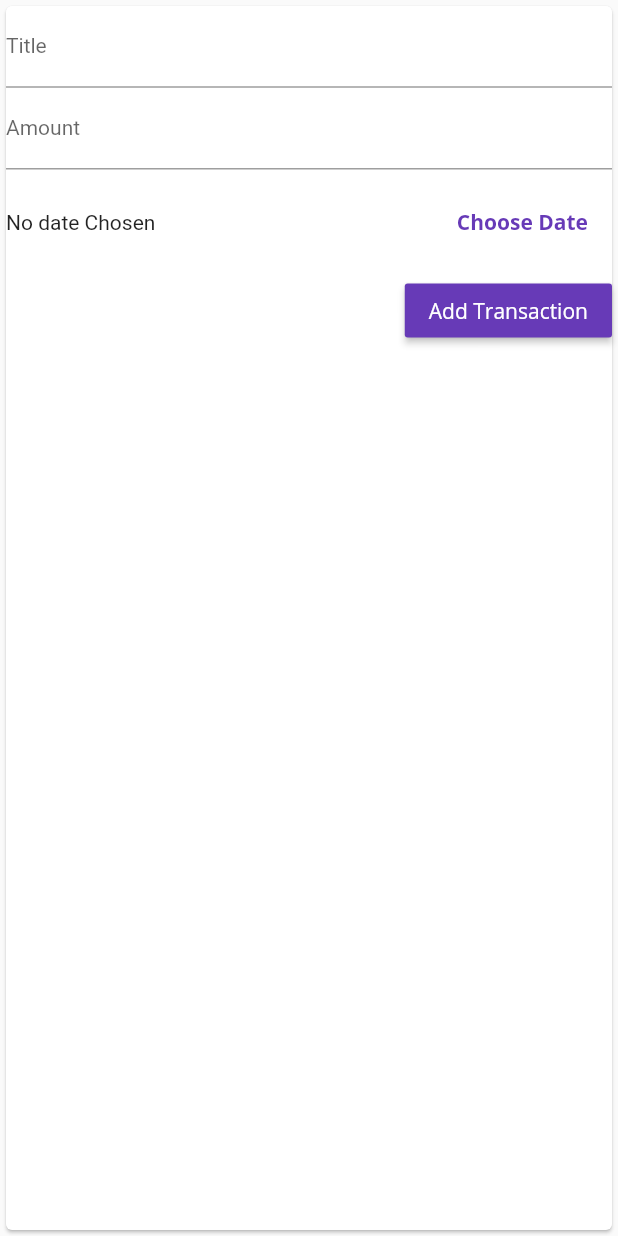
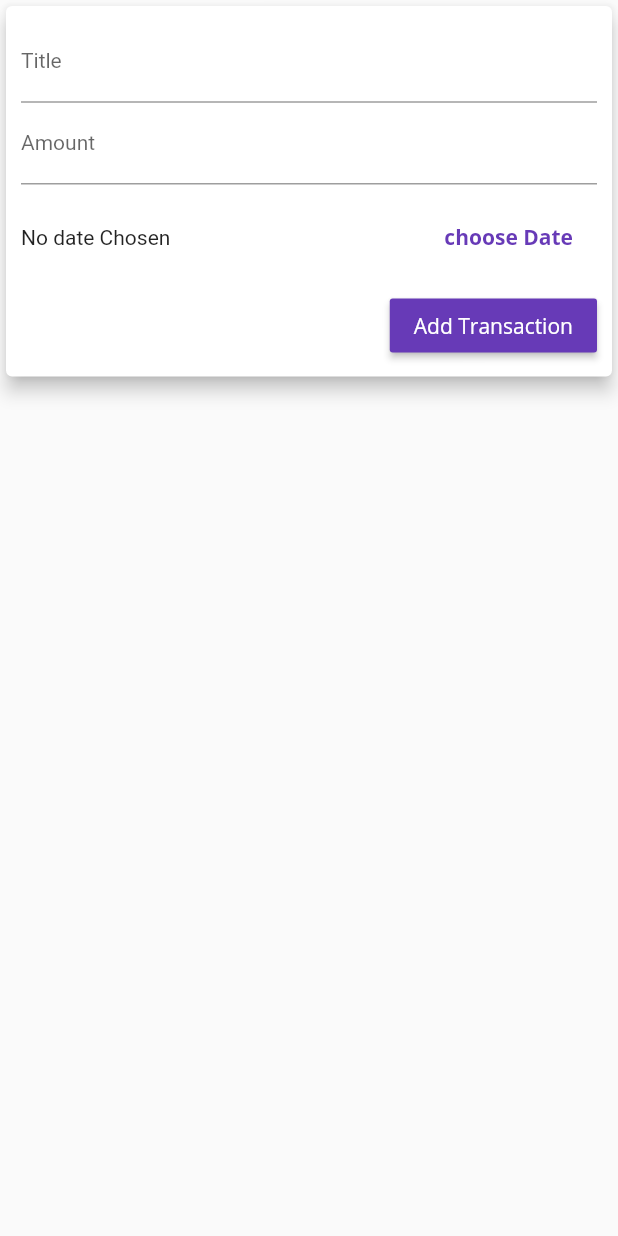
Before and after one commit to Adona12/Expense_Planner, a Flutter app: the NewTransaction widget shown alone on an empty page, opened directly with empty values, on a phone screen of 412 x 824 dp. Run offline on Flutter 3.47's test engine with Material 2 defaults, Android fonts, the phone set to English and light mode, and no system bars.

Commit message:
made the app responsive and adaptive to differeent operating system

```diff
--- /dev/null
+++ b/lib/widgets/adaptive_flat_button.dart
@@ -0,0 +1,29 @@
+
+import "dart:io";
+import 'package:flutter/cupertino.dart';
+import 'package:flutter/material.dart';
+
+class AdaptiveFlatButton extends StatelessWidget {
+  final String text;
+  final Function handler;
+  AdaptiveFlatButton(this.text,this.handler);
+  @override
+  Widget build(BuildContext context) {
+    return Platform.isIOS
+        ? CupertinoButton(
+      child: Text(
+       text,
+        style: TextStyle(fontWeight: FontWeight.bold),
+      ),
+      onPressed: handler,
+    )
+        : FlatButton(
+      child: Text(
+        text,
+        style: TextStyle(fontWeight: FontWeight.bold),
+      ),
+      onPressed: handler,
+      textColor: Theme.of(context).primaryColor,
+    );
+  }
+}
--- a/lib/widgets/new_transactions.dart
+++ b/lib/widgets/new_transactions.dart
@@ -1,3 +1,5 @@
+import "dart:io";
+import 'package:expense_planner/widgets/adaptive_flat_button.dart';
 import 'package:flutter/cupertino.dart';
 import 'package:flutter/material.dart';
 
@@ -14,30 +16,39 @@ class _NewTransactionState extends State<NewTransaction> {
   final _amountController = TextEditingController();
   DateTime _selectedDate;
   void _submitData() {
-    if(_amountController.text.isEmpty){
+    if (_amountController.text.isEmpty) {
       return;
     }
     final enteredTitle = _titleController.text;
     final enteredAmount = double.parse(_amountController.text);
-    if (enteredTitle == "" || enteredAmount <= 0 || _selectedDate==null) {
+    if (enteredTitle == "" || enteredAmount <= 0 || _selectedDate == null) {
       return;
     }
-    widget.addTransaction(enteredTitle, enteredAmount,_selectedDate);
+    widget.addTransaction(enteredTitle, enteredAmount, _selectedDate);
     Navigator.of(context).pop();
   }
-  void _presentDatePicker(){
-   showDatePicker(context: context, initialDate: DateTime.now(), firstDate: DateTime(2020), lastDate: DateTime.now()).then((userSelected){
+
+  void _presentDatePicker() {
+    showDatePicker(
+            context: context,
+            initialDate: DateTime.now(),
+            firstDate: DateTime(2020),
+            lastDate: DateTime.now())
+        .then((userSelected) {
       setState(() {
-       _selectedDate=userSelected;
+        _selectedDate = userSelected;
       });
-
     });
-
   }
 
   @override
   Widget build(BuildContext context) {
-    return Card(
+    return SingleChildScrollView(
+      child: Card(
+        elevation: 5,
+        child: Container(
+          margin: EdgeInsets.fromLTRB(
+              10, 10, 10, MediaQuery.of(context).viewInsets.bottom + 10),
           child: Column(
             crossAxisAlignment: CrossAxisAlignment.end,
             children: <Widget>[
@@ -63,21 +74,22 @@ class _NewTransactionState extends State<NewTransaction> {
               Container(
                 height: 70,
                 child: Row(
-
                   children: <Widget>[
-                Expanded(child: Text(_selectedDate==null? "No date Chosen":'Picked date: ${_selectedDate.day}/${_selectedDate.month}/${_selectedDate.year}')),
-
-                FlatButton(
-                  child: Text("Choose Date",style: TextStyle(fontWeight: FontWeight.bold),),
-                  onPressed: _presentDatePicker,
-                  textColor: Theme.of(context).primaryColor,
-
-
-                ),
+                    Expanded(
+                        child: Text(_selectedDate == null
+                            ? "No date Chosen"
+                            : 'Picked date: ${_selectedDate.day}/${_selectedDate.month}/${_selectedDate.year}')),
+                    AdaptiveFlatButton("choose Date", _presentDatePicker),
                   ],
                 ),
               ),
-          RaisedButton(
+              Platform.isIOS
+                  ? CupertinoButton(
+                      child: Text("Add Transaction"),
+                      color: Theme.of(context).primaryColor,
+                      onPressed: _submitData,
+                    )
+                  : RaisedButton(
                       child: Text("Add Transaction"),
                       color: Theme.of(context).primaryColor,
                       textColor: Theme.of(context).textTheme.button.color,
@@ -85,6 +97,8 @@ class _NewTransactionState extends State<NewTransaction> {
                     ),
             ],
           ),
+        ),
+      ),
     );
   }
 }
```
Also changed, not shown: lib/main.dart (+82 -60 lines), lib/widgets/transaction_list.dart (+23 -13 lines). Lines whose indentation alone changed are shown as unchanged.
